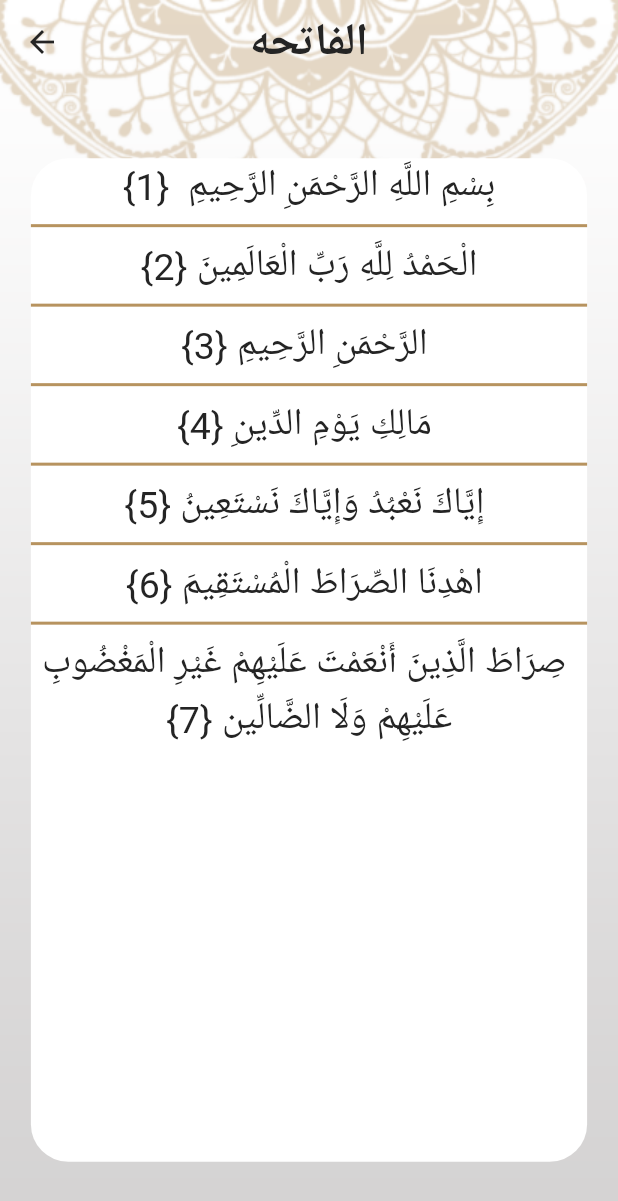
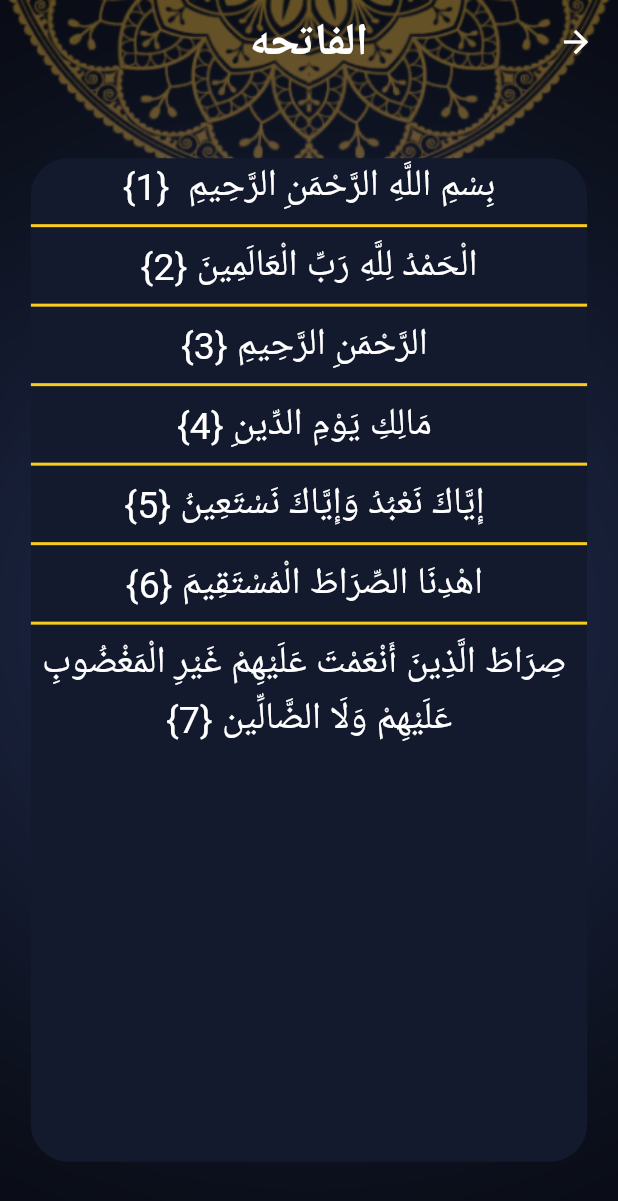
Before and after one commit to Amira-ElSafty/islami_app_c10_sun_3, a Flutter app: the screen it shows after launch, after a tap on "الفاتحه", on a phone screen of 412 x 824 dp. Shown: the top 1201 px of the screen. Run offline on Flutter 3.47's test engine with Material 3 defaults, Android fonts, the phone set to English and light mode, and no system bars; generated files the repository leaves out were written again.

Commit message:
adding localizations. finished settings tab.

```diff
--- a/assets/files/ahadeth.txt
+++ b/assets/files/ahadeth.txt
@@ -225,4 +225,3 @@
 الحديث الخمسون
 عن عبد الله بن بسر قال : أتي النبي صلى الله عليه وسلم رجل ، فقال : يا رسول الله إن شرائع الإسلام قد كثرت علينا ، فباب نتمسك به جامع ؟ قال : ( لا يزال لسانك رطبا من ذكر الله عز وجل ) .
 رواه أحمد [ رقم : 188 و 190 ] .
-#
--- /dev/null
+++ b/l10n.yaml
@@ -0,0 +1,3 @@
+arb-dir: lib/l10n
+template-arb-file: app_en.arb
+output-localization-file: app_localizations.dart
--- a/lib/home/home_screen.dart
+++ b/lib/home/home_screen.dart
@@ -3,7 +3,10 @@ import 'package:flutter_app_islami_c10_sun3/home/hadeth/hadeth_tab.dart';
 import 'package:flutter_app_islami_c10_sun3/home/quran/quran_tab.dart';
 import 'package:flutter_app_islami_c10_sun3/home/radio/radio_tab.dart';
 import 'package:flutter_app_islami_c10_sun3/home/sebha/sebha_tab.dart';
-import 'package:flutter_app_islami_c10_sun3/my_theme.dart';
+import 'package:flutter_app_islami_c10_sun3/home/settings/settings_tab.dart';
+import 'package:flutter_app_islami_c10_sun3/providers/app_config_provider.dart';
+import 'package:flutter_gen/gen_l10n/app_localizations.dart';
+import 'package:provider/provider.dart';
 
 class HomeScreen extends StatefulWidget {
   static const String routeName = 'home_screen';
@@ -17,24 +20,32 @@ class _HomeScreenState extends State<HomeScreen> {
 
   @override
   Widget build(BuildContext context) {
+    var provider = Provider.of<AppConfigProvider>(context);
     return Stack(
       children: [
-        Image.asset(
-          'assets/images/main_background.png',
-          width: double.infinity,
-          height: double.infinity,
-          fit: BoxFit.fill,
-        ),
+        provider.isDarkMode()
+            ? Image.asset(
+                'assets/images/main_background_dark.png',
+                width: double.infinity,
+                height: double.infinity,
+                fit: BoxFit.fill,
+              )
+            : Image.asset(
+                'assets/images/main_background.png',
+                width: double.infinity,
+                height: double.infinity,
+                fit: BoxFit.fill,
+              ),
         Scaffold(
           appBar: AppBar(
             title: Text(
-              'Islami',
+              AppLocalizations.of(context)!.app_title,
               style: Theme.of(context).textTheme.titleLarge,
             ),
           ),
           bottomNavigationBar: Theme(
             data: Theme.of(context)
-                .copyWith(canvasColor: MyTheme.primaryLightColor),
+                .copyWith(canvasColor: Theme.of(context).primaryColor),
             child: BottomNavigationBar(
               currentIndex: selectedIndex,
               onTap: (index) {
@@ -44,17 +55,20 @@ class _HomeScreenState extends State<HomeScreen> {
               items: [
                 BottomNavigationBarItem(
                     icon: ImageIcon(AssetImage('assets/images/icon_quran.png')),
-                    label: 'Quran'),
+                    label: AppLocalizations.of(context)!.quran),
                 BottomNavigationBarItem(
                     icon:
                         ImageIcon(AssetImage('assets/images/icon_hadeth.png')),
-                    label: 'Hadeth'),
+                    label: AppLocalizations.of(context)!.hadeth),
                 BottomNavigationBarItem(
                     icon: ImageIcon(AssetImage('assets/images/icon_sebha.png')),
-                    label: 'Sebha'),
+                    label: AppLocalizations.of(context)!.sebha),
                 BottomNavigationBarItem(
                     icon: ImageIcon(AssetImage('assets/images/icon_radio.png')),
-                    label: 'Radio'),
+                    label: AppLocalizations.of(context)!.radio),
+                BottomNavigationBarItem(
+                    icon: Icon(Icons.settings),
+                    label: AppLocalizations.of(context)!.settings),
               ],
             ),
           ),
@@ -64,5 +78,11 @@ class _HomeScreenState extends State<HomeScreen> {
     );
   }
 
-  List<Widget> tabs = [QuranTab(), HadethTab(), SebhaTab(), RadioTab()];
+  List<Widget> tabs = [
+    QuranTab(),
+    HadethTab(),
+    SebhaTab(),
+    RadioTab(),
+    SettingsTab()
+  ];
 }
--- a/lib/home/quran/quran_tab.dart
+++ b/lib/home/quran/quran_tab.dart
@@ -1,6 +1,9 @@
 import 'package:flutter/material.dart';
 import 'package:flutter_app_islami_c10_sun3/home/quran/item_sura_name.dart';
 import 'package:flutter_app_islami_c10_sun3/my_theme.dart';
+import 'package:flutter_app_islami_c10_sun3/providers/app_config_provider.dart';
+import 'package:flutter_gen/gen_l10n/app_localizations.dart';
+import 'package:provider/provider.dart';
 
 class QuranTab extends StatelessWidget {
   List<String> suraNames = [
@@ -122,26 +125,33 @@ class QuranTab extends StatelessWidget {
 
   @override
   Widget build(BuildContext context) {
+    var provider = Provider.of<AppConfigProvider>(context);
     return Column(
       children: [
         Center(child: Image.asset('assets/images/quran_logo.png')),
         Divider(
-          color: MyTheme.primaryLightColor,
+          color: provider.isDarkMode()
+              ? MyTheme.yellowColor
+              : MyTheme.primaryLightColor,
           thickness: 3,
         ),
         Text(
-          'Sura Name',
+          AppLocalizations.of(context)!.sura_name,
           style: Theme.of(context).textTheme.titleMedium,
         ),
         Divider(
-          color: MyTheme.primaryLightColor,
+          color: provider.isDarkMode()
+              ? MyTheme.yellowColor
+              : MyTheme.primaryLightColor,
           thickness: 3,
         ),
         Expanded(
           child: ListView.separated(
             separatorBuilder: (context, index) {
               return Divider(
-                color: MyTheme.primaryLightColor,
+                color: provider.isDarkMode()
+                    ? MyTheme.yellowColor
+                    : MyTheme.primaryLightColor,
                 thickness: 2,
               );
             },
--- a/lib/home/quran/sura_details_screen.dart
+++ b/lib/home/quran/sura_details_screen.dart
@@ -2,6 +2,8 @@ import 'package:flutter/material.dart';
 import 'package:flutter/services.dart';
 import 'package:flutter_app_islami_c10_sun3/home/quran/item_sura_details.dart';
 import 'package:flutter_app_islami_c10_sun3/my_theme.dart';
+import 'package:flutter_app_islami_c10_sun3/providers/app_config_provider.dart';
+import 'package:provider/provider.dart';
 
 class SuraDetailsScreen extends StatefulWidget {
   static const String routeName = 'sura_details_screen';
@@ -16,16 +18,24 @@ class _SuraDetailsScreenState extends State<SuraDetailsScreen> {
   @override
   Widget build(BuildContext context) {
     var args = ModalRoute.of(context)?.settings.arguments as SuraDetailsArgs;
+    var provider = Provider.of<AppConfigProvider>(context);
     if (verses.isEmpty) {
       loadFile(args.index);
     }
     return Stack(children: [
-      Image.asset(
-        'assets/images/main_background.png',
-        width: double.infinity,
-        height: double.infinity,
-        fit: BoxFit.fill,
-      ),
+      provider.isDarkMode()
+          ? Image.asset(
+              'assets/images/main_background_dark.png',
+              width: double.infinity,
+              height: double.infinity,
+              fit: BoxFit.fill,
+            )
+          : Image.asset(
+              'assets/images/main_background.png',
+              width: double.infinity,
+              height: double.infinity,
+              fit: BoxFit.fill,
+            ),
       Scaffold(
         appBar: AppBar(
           title: Text(
@@ -40,12 +50,16 @@ class _SuraDetailsScreenState extends State<SuraDetailsScreen> {
                     vertical: MediaQuery.of(context).size.height * 0.06,
                     horizontal: MediaQuery.of(context).size.width * 0.05),
                 decoration: BoxDecoration(
-                    color: MyTheme.whiteColor,
+                    color: provider.isDarkMode()
+                        ? MyTheme.primaryDarkColor
+                        : MyTheme.whiteColor,
                     borderRadius: BorderRadius.circular(25)),
                 child: ListView.separated(
                   separatorBuilder: (context, index) {
                     return Divider(
-                      color: MyTheme.primaryLightColor,
+                      color: provider.isDarkMode()
+                          ? MyTheme.yellowColor
+                          : MyTheme.primaryLightColor,
                       thickness: 2,
                     );
                   },
--- a/lib/main.dart
+++ b/lib/main.dart
@@ -3,14 +3,19 @@ import 'package:flutter_app_islami_c10_sun3/home/hadeth/hadeth_details_screen.da
 import 'package:flutter_app_islami_c10_sun3/home/home_screen.dart';
 import 'package:flutter_app_islami_c10_sun3/home/quran/sura_details_screen.dart';
 import 'package:flutter_app_islami_c10_sun3/my_theme.dart';
+import 'package:flutter_app_islami_c10_sun3/providers/app_config_provider.dart';
+import 'package:flutter_gen/gen_l10n/app_localizations.dart';
+import 'package:provider/provider.dart';
 
 void main() {
-  runApp(MyApp());
+  runApp(ChangeNotifierProvider(
+      create: (context) => AppConfigProvider(), child: MyApp()));
 }
 
 class MyApp extends StatelessWidget {
   @override
   Widget build(BuildContext context) {
+    var provider = Provider.of<AppConfigProvider>(context);
     return MaterialApp(
       debugShowCheckedModeBanner: false,
       initialRoute: HomeScreen.routeName,
@@ -19,7 +24,12 @@ class MyApp extends StatelessWidget {
         SuraDetailsScreen.routeName: (context) => SuraDetailsScreen(),
         HadethDetailsScreen.routeName: (context) => HadethDetailsScreen(),
       },
+      localizationsDelegates: AppLocalizations.localizationsDelegates,
+      supportedLocales: AppLocalizations.supportedLocales,
       theme: MyTheme.lightMode,
+      darkTheme: MyTheme.darkMode,
+      themeMode: provider.appTheme,
+      locale: Locale(provider.appLanguage),
     );
   }
 }
--- a/lib/my_theme.dart
+++ b/lib/my_theme.dart
@@ -4,7 +4,10 @@ class MyTheme {
   /// colors , light mode , dark mode
   static Color blackColor = Color(0xff242424);
   static Color primaryLightColor = Color(0xffB7935F);
+  static Color primaryDarkColor = Color(0xff141A2E);
   static Color whiteColor = Color(0xffffffff);
+  static Color yellowColor = Color(0xffFACC1D);
+
   static ThemeData lightMode = ThemeData(
     primaryColor: primaryLightColor,
     scaffoldBackgroundColor: Colors.transparent,
@@ -25,4 +28,25 @@ class MyTheme {
           fontSize: 25, fontWeight: FontWeight.w400, color: blackColor),
     ),
   );
+
+  static ThemeData darkMode = ThemeData(
+    primaryColor: primaryDarkColor,
+    scaffoldBackgroundColor: Colors.transparent,
+    appBarTheme: AppBarTheme(
+        backgroundColor: Colors.transparent,
+        elevation: 0,
+        iconTheme: IconThemeData(color: whiteColor),
+        centerTitle: true),
+    bottomNavigationBarTheme: BottomNavigationBarThemeData(
+      selectedItemColor: yellowColor,
+    ),
+    textTheme: TextTheme(
+      titleLarge: TextStyle(
+          fontSize: 30, fontWeight: FontWeight.bold, color: whiteColor),
+      titleMedium: TextStyle(
+          fontSize: 25, fontWeight: FontWeight.w600, color: whiteColor),
+      titleSmall: TextStyle(
+          fontSize: 25, fontWeight: FontWeight.w400, color: whiteColor),
+    ),
+  );
 }
--- /dev/null
+++ b/lib/providers/app_config_provider.dart
@@ -0,0 +1,27 @@
+import 'package:flutter/material.dart';
+
+class AppConfigProvider extends ChangeNotifier {
+  // data
+  String appLanguage = 'ar';
+  ThemeMode appTheme = ThemeMode.dark;
+
+  void changeLanguage(String newLanguage) {
+    if (appLanguage == newLanguage) {
+      return;
+    }
+    appLanguage = newLanguage;
+    notifyListeners();
+  }
+
+  void changeTheme(ThemeMode newMode) {
+    if (appTheme == newMode) {
+      return;
+    }
+    appTheme = newMode;
+    notifyListeners();
+  }
+
+  bool isDarkMode() {
+    return appTheme == ThemeMode.dark;
+  }
+}
--- a/pubspec.yaml
+++ b/pubspec.yaml
@@ -30,6 +30,10 @@ environment:
 dependencies:
   flutter:
     sdk: flutter
+  flutter_localizations:
+    sdk: flutter
+  intl: any
+  provider: ^6.1.1
 
 
   # The following adds the Cupertino Icons font to your application.
@@ -52,6 +56,7 @@ dev_dependencies:
 
 # The following section is specific to Flutter packages.
 flutter:
+  generate: true
 
   # The following line ensures that the Material Icons font is
   # included with your application, so that you can use the icons in
```
Also changed, not shown: lib/home/hadeth/hadeth_details_screen.dart (+19 -7 lines), lib/home/hadeth/hadeth_tab.dart (+14 -4 lines), lib/home/settings/language_bottom_sheet.dart (added, +81 -0 lines), lib/home/settings/settings_tab.dart (added, +106 -0 lines), lib/home/settings/theme_bottom_sheet.dart (added, +80 -0 lines), lib/l10n/app_ar.arb (added, +16 -0 lines), lib/l10n/app_en.arb (added, +16 -0 lines), assets/images/2.0x/main_background_dark@2x.png (added), assets/images/3.0x/main_background_dark@3x.png (added), assets/images/main_background_dark.png (added), pubspec.lock.
